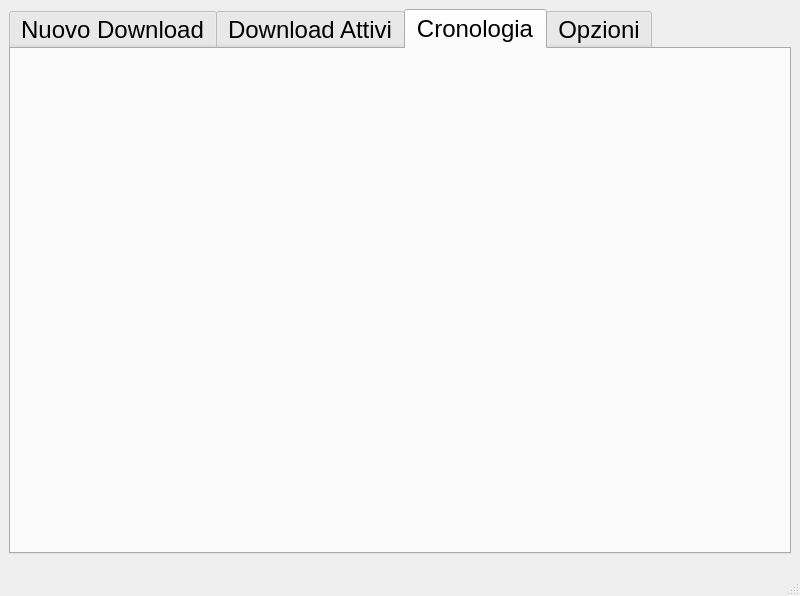
Old version of the form DownloadManager.ui in the repository stefanoagostini/DownloadManager.
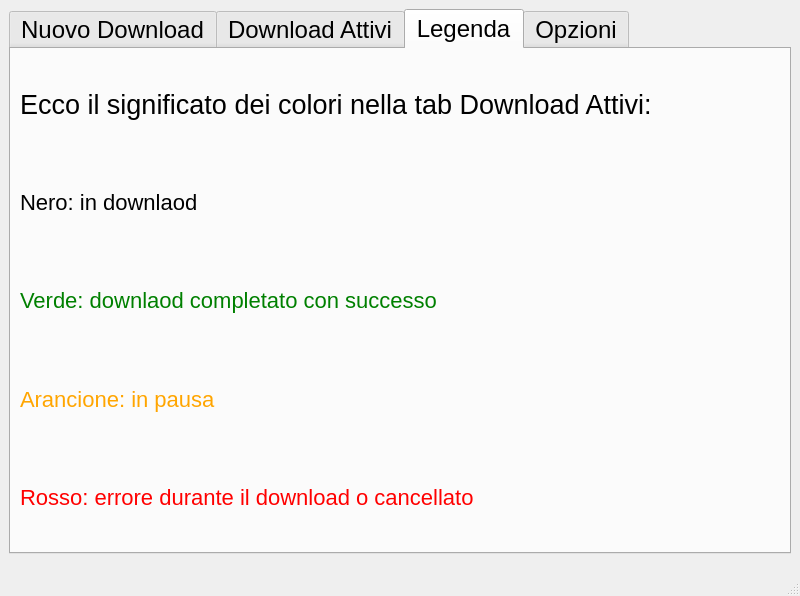
New version of the form. The open tabs and pages were chosen to show the change. Icons and pictures are not drawn.

```diff
--- a/DownloadManager.ui
+++ b/DownloadManager.ui
@@ -91,7 +91,7 @@
       </widget>
       <widget class="QWidget" name="history">
        <attribute name="title">
-        <string>Cronologia</string>
+        <string>Legenda</string>
        </attribute>
        <layout class="QGridLayout" name="gridLayout_2">
         <item row="0" column="0">
@@ -99,6 +99,58 @@
           <property name="spacing">
            <number>6</number>
           </property>
+          <item>
+           <widget class="QLabel" name="label">
+            <property name="font">
+             <font>
+              <pointsize>20</pointsize>
+             </font>
+            </property>
+            <property name="text">
+             <string>Ecco il significato dei colori nella tab Download Attivi:</string>
+            </property>
+           </widget>
+          </item>
+          <item>
+           <widget class="QLabel" name="label_2">
+            <property name="styleSheet">
+             <string notr="true">QLabel { color : black; font-size: 22px; }</string>
+            </property>
+            <property name="text">
+             <string>Nero: in downlaod</string>
+            </property>
+           </widget>
+          </item>
+          <item>
+           <widget class="QLabel" name="label_5">
+            <property name="styleSheet">
+             <string notr="true">QLabel { color : green; font-size: 22px; }</string>
+            </property>
+            <property name="text">
+             <string>Verde: downlaod completato con successo</string>
+            </property>
+           </widget>
+          </item>
+          <item>
+           <widget class="QLabel" name="label_3">
+            <property name="styleSheet">
+             <string notr="true">QLabel { color : orange; font-size: 22px; }</string>
+            </property>
+            <property name="text">
+             <string>Arancione: in pausa</string>
+            </property>
+           </widget>
+          </item>
+          <item>
+           <widget class="QLabel" name="label_4">
+            <property name="styleSheet">
+             <string notr="true">QLabel { color : red; font-size: 22px; }</string>
+            </property>
+            <property name="text">
+             <string>Rosso: errore durante il download o cancellato</string>
+            </property>
+           </widget>
+          </item>
          </layout>
         </item>
        </layout>
```
Left out of the diff: 4 changed lines with no effect on the pictures.
